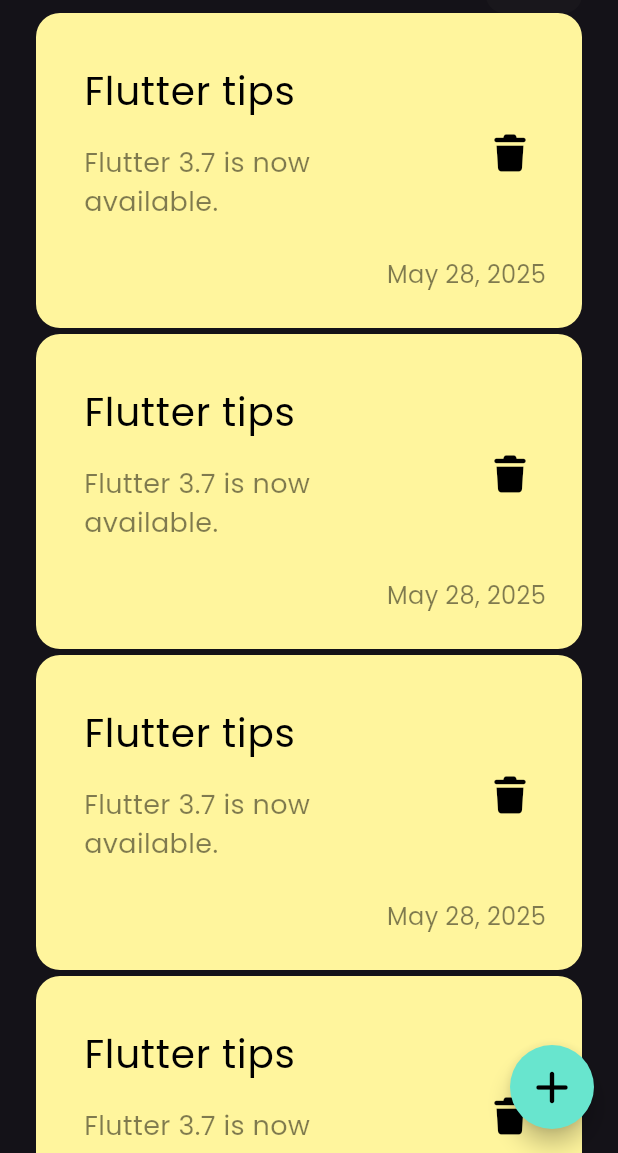
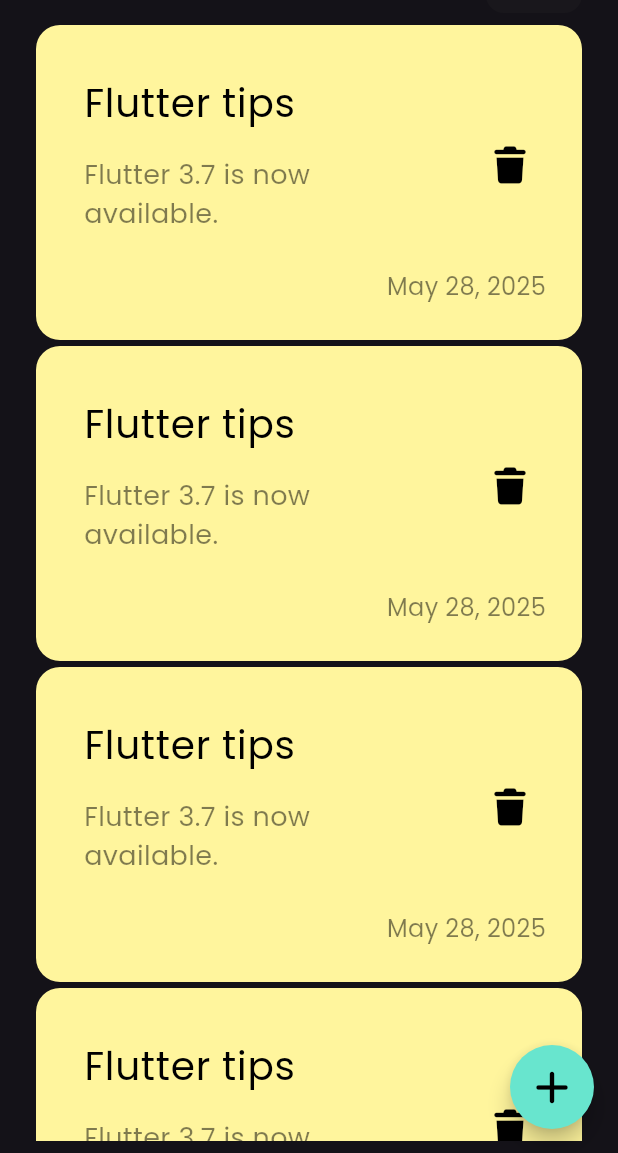
Before and after one commit to ArwaElsherif/notes_app, a Flutter app: the screen it shows after launch, on a phone screen of 412 x 824 dp, the part 83-1236 px from its top. Run offline on Flutter 3.47's test engine with Material 3 defaults, Android fonts, the phone set to English and light mode, and no system bars; our stand-ins replace font_awesome_flutter.

Commit message:
edit note view body and add bottom sheet

```diff
--- a/lib/views/home_view.dart
+++ b/lib/views/home_view.dart
@@ -11,14 +11,25 @@ class HomeView extends StatelessWidget {
       body: NotesViewBody(),
       floatingActionButton: FloatingActionButton(
         backgroundColor: const Color.fromARGB(255, 104, 229, 206),
-        shape: RoundedRectangleBorder(
-          borderRadius: BorderRadius.circular(30),
-        ),
-        onPressed: () {},
-        child:  const Icon(
-          FontAwesomeIcons.plus,
-          color: Colors.black,
-        ),
+        shape: RoundedRectangleBorder(borderRadius: BorderRadius.circular(30)),
+        onPressed: () {
+          showModalBottomSheet(
+            context: context,
+            isScrollControlled: true,
+            builder: (context) {
+              return Padding(
+                padding: EdgeInsets.only(
+                  bottom:
+                      MediaQuery.of(
+                        context,
+                      ).viewInsets.bottom,
+                ),
+                child: Container(),
+              );
+            },
+          );
+        },
+        child: const Icon(FontAwesomeIcons.plus, color: Colors.black),
       ),
     );
   }
--- a/lib/widgets/notes_view_body.dart
+++ b/lib/widgets/notes_view_body.dart
@@ -14,7 +14,10 @@ class NotesViewBody extends StatelessWidget {
           children: [
             const CustomAppBar(),
             Expanded(
+             child: Padding(
+               padding: const EdgeInsets.symmetric(vertical: 8),
                child: ListView.builder(
+                padding:EdgeInsets.zero,
                   itemCount: 10,
                   itemBuilder: (context, index) {
                     return Padding(
@@ -22,6 +25,7 @@ class NotesViewBody extends StatelessWidget {
                       child: NoteItem(),
                     );
                   },
+               ),
              )
            ),
           ],
```
Lines whose indentation alone changed are shown as unchanged.
